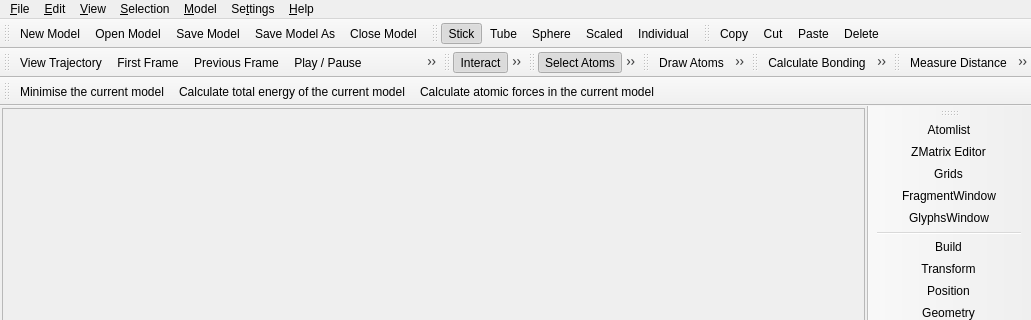
The window that src/gui/mainwindow.ui (trisyoungs/aten) describes before a commit, drawn with Qt 5; both pictures show x 0 to 1031 and y 0 to 320 of the 1031 by 814 pixel window.
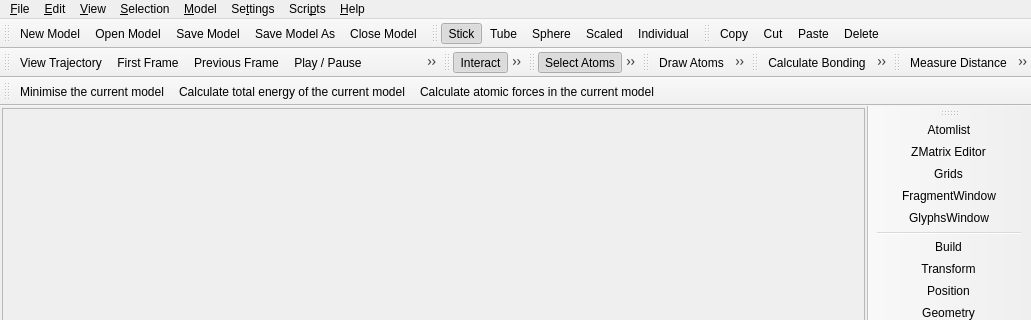
The same window after the commit. Icons and pictures are not drawn. Custom widgets are drawn as their Qt base class.

Commit message: Added Forest::reload() method. Fixed - Some example scripts were wrongly using 'nmols' instead of 'setnmols'. Reinstated Scripts menu, linked to contents of Command/Script window (partial).

Patch:
```diff
--- a/src/gui/mainwindow.ui
+++ b/src/gui/mainwindow.ui
@@ -356,12 +356,18 @@
     <addaction name="actionAboutQt" />
     <addaction name="separator" />
    </widget>
+   <widget class="QMenu" name="ScriptsMenu" >
+    <property name="title" >
+     <string>Scri&amp;pts</string>
+    </property>
+   </widget>
    <addaction name="FileMenu" />
    <addaction name="EditMenu" />
    <addaction name="ViewMenu" />
    <addaction name="AtomContextMenu" />
    <addaction name="ModelMenu" />
    <addaction name="SettingsMenu" />
+   <addaction name="ScriptsMenu" />
    <addaction name="menuHelp" />
   </widget>
   <widget class="QStatusBar" name="MainWindowStatusBar" >
```
The commit also changes 15 other files.
